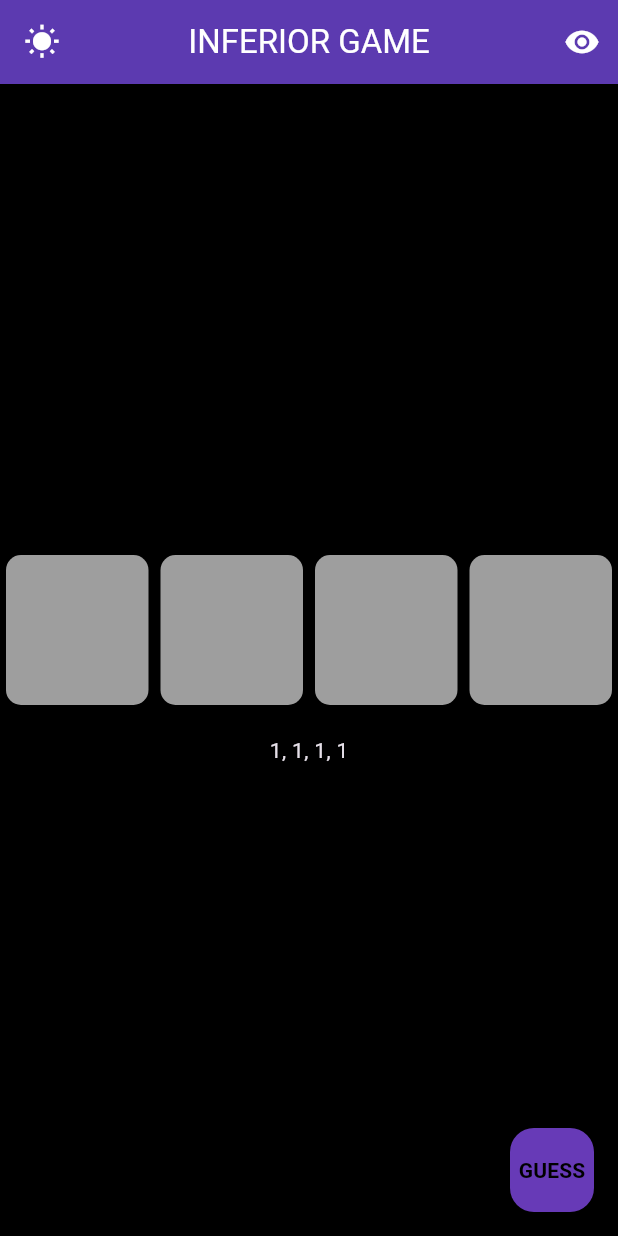
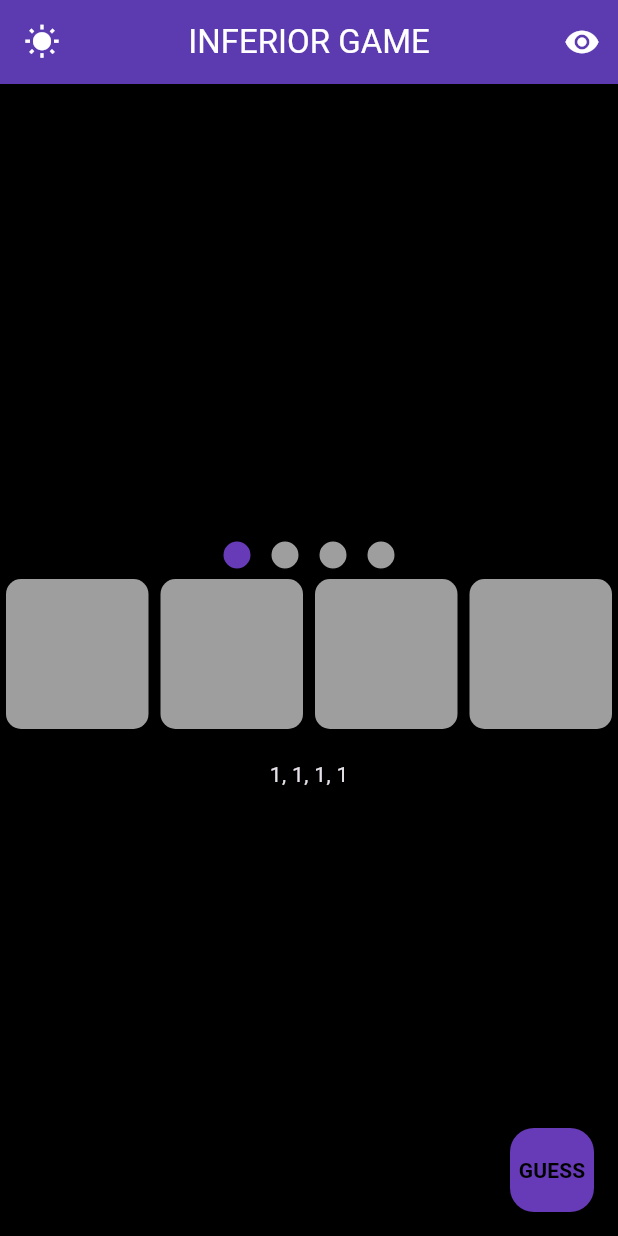
Before and after one commit to b3a7o/tpsit-25-26, a Flutter app: the screen it shows after launch, after a tap on the "nightlight round" icon, on a phone screen of 412 x 824 dp. Run offline on Flutter 3.47's test engine with Material 3 defaults, Android fonts, the phone set to English and light mode, and no system bars.

Commit message:
difficulty selection added

```diff
--- a/inferior_mind/lib/main.dart
+++ b/inferior_mind/lib/main.dart
@@ -17,6 +17,7 @@ class _MyAppState extends State<MyApp> {
   bool playing = true;
   bool DarkModeActive = false;
   bool colorBlindModeActive = false;
+  int difficulty = 1;
 
   ThemeData getTheme(bool isDarkMode){
     final base = isDarkMode ? ThemeData.dark() : ThemeData.light();
@@ -56,8 +57,11 @@ class _MyAppState extends State<MyApp> {
     Colors.deepPurple,
     Colors.green,
     Colors.yellow,
-    Colors.deepOrange
+    Colors.deepOrange,
+    Colors.blue
   ];
+
+  List<Color> get activeColors => colors.sublist(1, difficulty + 2);
 
   List<int> codeToGuess = List.filled(4, 0);
   List<int> currentIndexes = List.filled(4, 0);
@@ -74,13 +78,13 @@ class _MyAppState extends State<MyApp> {
 
   void generateCodeToGuess(){
     for(int i=0; i<codeToGuess.length; i++){
-      codeToGuess[i] = Random().nextInt(codeToGuess.length) + 1;
+      codeToGuess[i] = Random().nextInt(activeColors.length) + 1;
     }
   }
 
   void updateIdex(int i){
     setState(() {
-      currentIndexes[i] = (currentIndexes[i] + 1) % colors.length;
+      currentIndexes[i] = (currentIndexes[i] + 1) % (activeColors.length + 1);
     });
   }
 
@@ -96,6 +100,14 @@ class _MyAppState extends State<MyApp> {
   void restartGame(){
     currentIndexes = [0,0,0,0];
     generateCodeToGuess();
+  }
+
+  void updateDifficulty(int level){
+    setState(() {
+      difficulty = level;
+      generateCodeToGuess();
+      resetIndexes();
+    });
   }
 
   @override
@@ -135,6 +147,32 @@ class _MyAppState extends State<MyApp> {
                 child: Column(
                   mainAxisAlignment: MainAxisAlignment.center,
                   children: [
+
+                    Row(
+                      mainAxisAlignment: MainAxisAlignment.center,
+                      children: List.generate(4, (index){
+                        return GestureDetector(
+                          onTap: () => updateDifficulty(index + 1),
+                          child: Container(
+                            margin: const EdgeInsets.all(6),
+                            width: 20,
+                            height: 20,
+                            decoration: BoxDecoration(
+                              shape: BoxShape.circle,
+                              color: index < difficulty
+                                ? Colors.deepPurple
+                                : Colors.grey,
+                              border: Border.all(
+                                color: Colors.black,
+                                width: 1
+                              ),
+                            ),
+                          ),
+                        );
+                      }),
+                    ),
+
+
                     Row(
                       mainAxisAlignment: MainAxisAlignment.spaceEvenly,
                       children: [
@@ -147,9 +185,10 @@ class _MyAppState extends State<MyApp> {
                                 style: ButtonStyle(
                                   minimumSize: WidgetStateProperty.all(const Size(10, 100)),
                                   maximumSize: WidgetStateProperty.all(const Size(10, 100)),
-                                  backgroundColor: WidgetStateProperty.resolveWith(
-                                    (states) => colors[currentIndexes[i]],
-                                  ),
+                                  backgroundColor: WidgetStateProperty.resolveWith((states){
+                                    if (currentIndexes[i] == 0) return Colors.grey;
+                                    return activeColors[currentIndexes[i] - 1];
+                                  }),
                                   shape: Theme.of(context).elevatedButtonTheme.style?.shape,
                                   padding: Theme.of(context).elevatedButtonTheme.style?.padding,
                                   textStyle: Theme.of(context).elevatedButtonTheme.style?.textStyle,
@@ -172,7 +211,7 @@ class _MyAppState extends State<MyApp> {
                     ),
                     const SizedBox(height: 20),
                     Text(
-                      '${codeToGuess[0]}, ${codeToGuess[1]}, ${codeToGuess[2]}, ${codeToGuess[3]}',
+                      codeToGuess.join(', ')
                     ),
                   ],
                 ),
```
